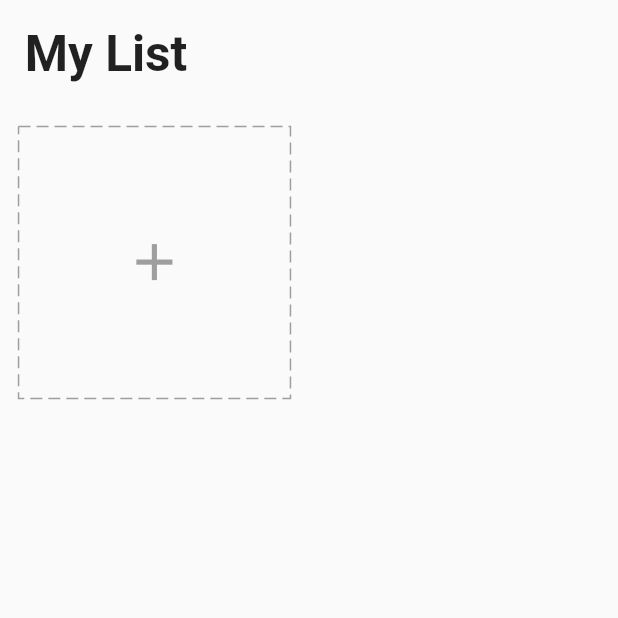
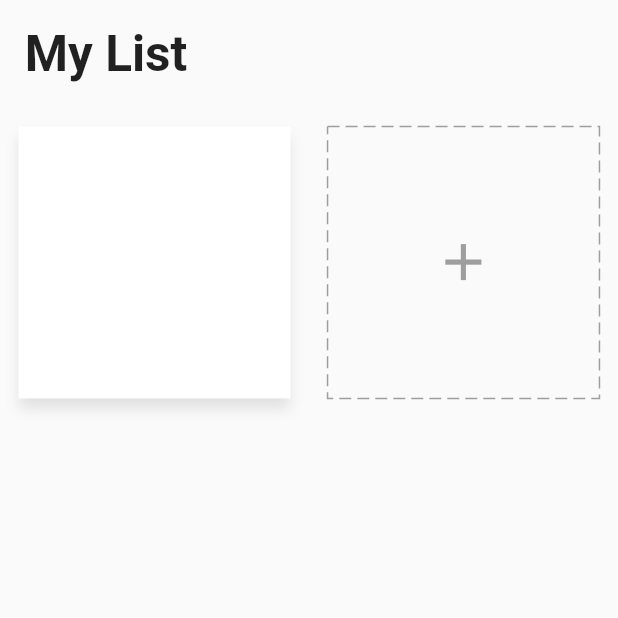
Before and after one commit to kritamategunt/getXFlutter, a Flutter app: the screen it shows after launch, on a phone screen of 412 x 824 dp, the top half of it. Run offline on Flutter 3.47's test engine with Material 2 defaults, Android fonts, the phone set to English and light mode, and no system bars; drawn by our look-alikes of dotted_border; our stand-ins replace equatable, flutter_easyloading, get, get_storage.

Commit message:
update: create taskCard

```diff
--- a/lib/app/modules/home/view.dart
+++ b/lib/app/modules/home/view.dart
@@ -1,10 +1,12 @@
 import 'package:flutter/material.dart';
 import 'package:flutter_easyloading/flutter_easyloading.dart';
 import 'package:get/get.dart';
+import 'package:to_do_list/app/data/models/task.dart';
 import 'package:to_do_list/app/modules/home/binding.dart';
 import 'package:to_do_list/app/modules/home/controller.dart';
 import 'package:to_do_list/app/core/utils/extension.dart';
 import 'package:to_do_list/app/modules/home/widgets/add_card.dart';
+import 'package:to_do_list/app/modules/home/widgets/task_card.dart';
 
 class HomePage extends GetView<HomeController> {
   const HomePage({Key? key}) : super(key: key);
@@ -27,7 +29,12 @@ class HomePage extends GetView<HomeController> {
               crossAxisCount: 2,
               shrinkWrap: true,
               physics: const ClampingScrollPhysics(),
-              children: [AddCard()],
+              children: [
+                TaskCard(
+                    task:
+                        Task(title: "title", icon: 0xe59c, color: '#fffffff')),
+                AddCard()
+              ],
             )
           ],
         ),
--- /dev/null
+++ b/lib/app/modules/home/widgets/task_card.dart
@@ -0,0 +1,27 @@
+import 'package:flutter/material.dart';
+import 'package:get/get.dart';
+import 'package:to_do_list/app/core/utils/extension.dart';
+import 'package:to_do_list/app/data/models/task.dart';
+import 'package:to_do_list/app/modules/home/controller.dart';
+
+class TaskCard extends StatelessWidget {
+  final homeCtrl = Get.find<HomeController>();
+  final Task task;
+  TaskCard({Key? key, required this.task}) : super(key: key);
+
+  @override
+  Widget build(BuildContext context) {
+    final color = Color(0xffffff);
+    final squareWidth = Get.width - 12.0.wp;
+    return Container(
+      width: squareWidth / 2,
+      height: squareWidth / 2,
+      margin: EdgeInsets.all(3.0.wp),
+      decoration: BoxDecoration(color: Colors.white, boxShadow: [
+        BoxShadow(
+            color: Colors.grey[300]!, blurRadius: 7, offset: const Offset(0, 7))
+      ]),
+      child: Column(),
+    );
+  }
+}
--- a/lib/main.dart
+++ b/lib/main.dart
@@ -1,11 +1,9 @@
 import 'package:flutter/material.dart';
 import 'package:get/get.dart';
 import 'package:get_storage/get_storage.dart';
-import 'package:to_do_list/app/data/services/storage/repository.dart';
 import 'package:to_do_list/app/data/services/storage/services.dart';
 import 'package:to_do_list/app/modules/home/binding.dart';
 import 'package:to_do_list/app/modules/home/view.dart';
-import 'package:flutter_easyloading/flutter_easyloading.dart';
 
 void main() async {
   await GetStorage.init();
```
